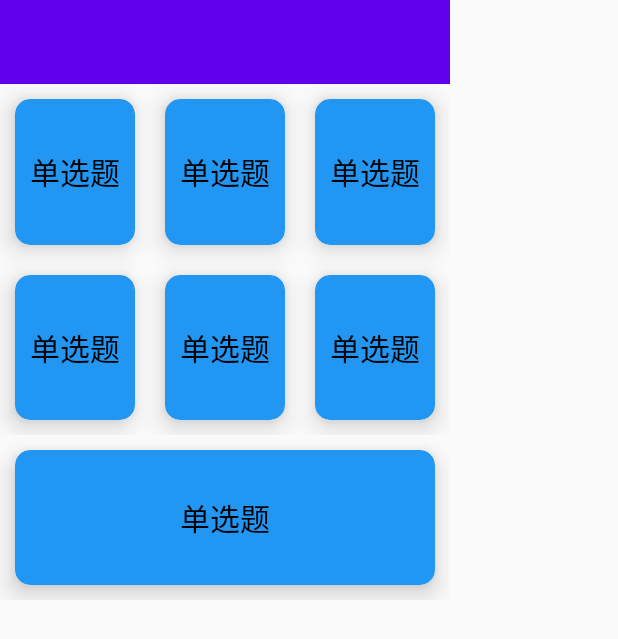
After one commit to KAQSICE/TWTQuestionaire, an Android app: the layout questionaire_editor_type_selection_activity.xml on its own in the app's theme, with its tools: preview values and no code run, on a phone screen of 412 x 824 dp. The commit adds this screen. Shown: the top 639 px of the screen. Run offline under Robolectric (Android 15) with nearby library versions, the phone set to English and light mode, and no system bars.

Commit message:
加入了选择题目类型页面

```diff
--- a/app/build.gradle
+++ b/app/build.gradle
@@ -50,6 +50,7 @@ dependencies {
     implementation 'org.jetbrains.kotlinx:kotlinx-coroutines-android:1.3.5'
     implementation 'org.jetbrains.anko:anko:0.10.8'
     implementation 'cn.edu.twt.retrox:recyclerviewdsl:1.1.0'
+    implementation 'androidx.legacy:legacy-support-v4:1.0.0'
     testImplementation 'junit:junit:4.12'
     androidTestImplementation 'androidx.test.ext:junit:1.1.1'
     androidTestImplementation 'androidx.test.espresso:espresso-core:3.2.0'
--- a/app/src/main/AndroidManifest.xml
+++ b/app/src/main/AndroidManifest.xml
@@ -9,6 +9,10 @@
         android:roundIcon="@mipmap/ic_launcher_round"
         android:supportsRtl="true"
         android:theme="@style/AppTheme">
+        <activity android:name=".questionaire.editor.QuestionairePreviewActivity"></activity>
+        <activity
+            android:name=".questionaire.editor.QuestionaireTypeSelectionActivity"
+            android:theme="@style/DialogActivity" />
         <activity
             android:name=".questionaire.QuestionaireEditorActivity"
             android:theme="@style/Theme.AppCompat.Light.NoActionBar" />
--- a/app/src/main/java/com/tranced/twtquestionaire/questionaire/QuestionaireEditorActivity.kt
+++ b/app/src/main/java/com/tranced/twtquestionaire/questionaire/QuestionaireEditorActivity.kt
@@ -3,12 +3,18 @@ package com.tranced.twtquestionaire.questionaire
 import android.content.Intent
 import android.os.Bundle
 import android.view.Menu
+import android.view.View
+import android.widget.Toast
 import androidx.appcompat.app.AppCompatActivity
 import androidx.appcompat.widget.Toolbar
 import androidx.recyclerview.widget.LinearLayoutManager
 import androidx.recyclerview.widget.RecyclerView
+import cn.edu.twt.retrox.recyclerviewdsl.ItemAdapter
+import cn.edu.twt.retrox.recyclerviewdsl.ItemManager
 import cn.edu.twt.retrox.recyclerviewdsl.withItems
 import com.tranced.twtquestionaire.R
+import com.tranced.twtquestionaire.questionaire.editor.AddItemButton
+import com.tranced.twtquestionaire.questionaire.editor.QuestionaireTypeSelectionActivity
 import com.tranced.twtquestionaire.questionaire.editor.addAddItemButton
 import com.tranced.twtquestionaire.questionaire.editor.addInfo
 import java.util.*
@@ -17,6 +23,7 @@ class QuestionaireEditorActivity : AppCompatActivity() {
     private lateinit var toolbar: Toolbar
     private lateinit var itemList: RecyclerView
     private lateinit var questionaire: Questionaire
+    private lateinit var itemManager: ItemManager
 
     override fun onCreate(savedInstanceState: Bundle?) {
         super.onCreate(savedInstanceState)
@@ -39,7 +46,7 @@ class QuestionaireEditorActivity : AppCompatActivity() {
 
     private fun getQuestionaireInfo() {
         questionaire = Questionaire(
-            intent.getStringExtra("title"),
+            intent.getStringExtra("title")!!,
             intent.getStringExtra("description"),
             intent.getSerializableExtra("beginDate") as Date?,
             intent.getSerializableExtra("endDate") as Date?
@@ -74,9 +81,32 @@ class QuestionaireEditorActivity : AppCompatActivity() {
             layoutManager = LinearLayoutManager(this@QuestionaireEditorActivity)
             withItems {
                 addInfo(questionaire.title, questionaire.description)
-                addAddItemButton()
-                this[adapter?.itemCount?.minus(1)!!].controller
+                itemManager = ItemManager(this)
+            }
+            adapter = ItemAdapter(itemManager)
+            itemManager.apply {
+                refreshAddItemButton(this)
             }
         }
     }
+
+    private fun refreshAddItemButton(itemManager: ItemManager) {
+        itemManager.apply {
+            addAddItemButton(View.OnClickListener {
+                if (last() is AddItemButton) {
+                    val intent = Intent(
+                        this@QuestionaireEditorActivity,
+                        QuestionaireTypeSelectionActivity::class.java
+                    )
+                    intent.addFlags(Intent.FLAG_ACTIVITY_SINGLE_TOP)
+                    startActivity(intent)
+                    Toast.makeText(baseContext, "我就弹个窗试试", Toast.LENGTH_SHORT).show()
+                    removeAt(size - 1)
+                    //TODO: 这里添加对应item
+                    refreshAddItemButton(itemManager)
+                }
+            })
+        }
+    }
+
 }
--- a/app/src/main/java/com/tranced/twtquestionaire/questionaire/editor/AddItemButton.kt
+++ b/app/src/main/java/com/tranced/twtquestionaire/questionaire/editor/AddItemButton.kt
@@ -9,11 +9,14 @@ import cn.edu.twt.retrox.recyclerviewdsl.Item
 import cn.edu.twt.retrox.recyclerviewdsl.ItemController
 import com.tranced.twtquestionaire.R
 
-class AddItemButton : Item {
+class AddItemButton(val onClickListener: View.OnClickListener) : Item {
+
     companion object AddItemButtonController : ItemController {
         override fun onBindViewHolder(holder: RecyclerView.ViewHolder, item: Item) {
             holder as AddItemButtonViewHolder
             item as AddItemButton
+            holder.itemView.setOnClickListener(item.onClickListener)
+            holder.button.setOnClickListener(item.onClickListener)
         }
 
         override fun onCreateViewHolder(parent: ViewGroup): RecyclerView.ViewHolder {
@@ -31,4 +34,5 @@ class AddItemButton : Item {
         RecyclerView.ViewHolder(itemView)
 }
 
-fun MutableList<Item>.addAddItemButton() = add(AddItemButton())
+fun MutableList<Item>.addAddItemButton(onClickListener: View.OnClickListener) =
+    add(AddItemButton(onClickListener))
--- /dev/null
+++ b/app/src/main/java/com/tranced/twtquestionaire/questionaire/editor/QuestionairePreviewActivity.kt
@@ -0,0 +1,13 @@
+package com.tranced.twtquestionaire.questionaire.editor
+
+import android.os.Bundle
+import androidx.appcompat.app.AppCompatActivity
+import com.tranced.twtquestionaire.R
+
+class QuestionairePreviewActivity : AppCompatActivity() {
+
+    override fun onCreate(savedInstanceState: Bundle?) {
+        super.onCreate(savedInstanceState)
+        setContentView(R.layout.questionaire_preview_activity)
+    }
+}
--- /dev/null
+++ b/app/src/main/java/com/tranced/twtquestionaire/questionaire/editor/QuestionaireTypeSelectionActivity.kt
@@ -0,0 +1,27 @@
+package com.tranced.twtquestionaire.questionaire.editor
+
+import android.os.Bundle
+import android.view.Display
+import androidx.appcompat.app.AppCompatActivity
+import androidx.appcompat.widget.Toolbar
+import com.tranced.twtquestionaire.R
+
+class QuestionaireTypeSelectionActivity : AppCompatActivity() {
+    private lateinit var toolbar: Toolbar
+    private lateinit var display: Display
+
+    override fun onCreate(savedInstanceState: Bundle?) {
+        super.onCreate(savedInstanceState)
+        setContentView(R.layout.questionaire_editor_type_selection_activity)
+        toolbar = findViewById(R.id.common_toolbar)
+        toolbar.title = "添加题目"
+        setSupportActionBar(toolbar)
+        supportActionBar?.apply {
+            setHomeButtonEnabled(true)
+            setDisplayHomeAsUpEnabled(true)
+        }
+        toolbar.setNavigationOnClickListener {
+            finish()
+        }
+    }
+}
--- a/app/src/main/res/layout/questionaire_editor_activity.xml
+++ b/app/src/main/res/layout/questionaire_editor_activity.xml
@@ -4,6 +4,7 @@
     xmlns:tools="http://schemas.android.com/tools"
     android:layout_width="match_parent"
     android:layout_height="match_parent"
+    android:background="@color/default_background_color"
     tools:context=".questionaire.QuestionaireEditorActivity">
 
     <include
--- /dev/null
+++ b/app/src/main/res/layout/questionaire_editor_type_selection_activity.xml
@@ -0,0 +1,190 @@
+<?xml version="1.0" encoding="utf-8"?>
+<androidx.constraintlayout.widget.ConstraintLayout xmlns:android="http://schemas.android.com/apk/res/android"
+    xmlns:app="http://schemas.android.com/apk/res-auto"
+    android:layout_width="300dp"
+    android:layout_height="400dp">
+
+    <include
+        android:id="@+id/questionaire_editor_type_selection_toolbar"
+        layout="@layout/common_toolbar" />
+
+    <androidx.constraintlayout.widget.ConstraintLayout
+        android:id="@+id/questionaire_editor_type_selection_set"
+        android:layout_width="match_parent"
+        android:layout_height="0dp"
+        app:layout_constraintBottom_toTopOf="@id/questionaire_editor_type_selection_import"
+        app:layout_constraintTop_toBottomOf="@id/questionaire_editor_type_selection_toolbar">
+
+        <androidx.cardview.widget.CardView
+            android:id="@+id/questionaire_editor_type_selection_single"
+            android:layout_width="0dp"
+            android:layout_height="0dp"
+            android:layout_margin="10dp"
+            android:foreground="?attr/selectableItemBackground"
+            app:cardBackgroundColor="@color/main_card_background"
+            app:cardCornerRadius="10dp"
+            app:cardElevation="10dp"
+            app:layout_constraintBottom_toTopOf="@id/questionaire_editor_type_selection_paragraph"
+            app:layout_constraintLeft_toLeftOf="parent"
+            app:layout_constraintRight_toLeftOf="@id/questionaire_editor_type_selection_multiple"
+            app:layout_constraintTop_toTopOf="parent">
+
+            <TextView
+                android:layout_width="wrap_content"
+                android:layout_height="wrap_content"
+                android:layout_gravity="center"
+                android:text="@string/questionaire_editor_type_selection_single"
+                android:textColor="@color/main_text"
+                android:textSize="20sp" />
+
+        </androidx.cardview.widget.CardView>
+
+        <androidx.cardview.widget.CardView
+            android:id="@+id/questionaire_editor_type_selection_multiple"
+            android:layout_width="0dp"
+            android:layout_height="0dp"
+            android:layout_margin="10dp"
+            android:foreground="?attr/selectableItemBackground"
+            app:cardBackgroundColor="@color/main_card_background"
+            app:cardCornerRadius="10dp"
+            app:cardElevation="10dp"
+            app:layout_constraintBottom_toTopOf="@id/questionaire_editor_type_selection_score"
+            app:layout_constraintLeft_toRightOf="@id/questionaire_editor_type_selection_single"
+            app:layout_constraintRight_toLeftOf="@id/questionaire_editor_type_selection_blank"
+            app:layout_constraintTop_toTopOf="parent">
+
+            <TextView
+                android:layout_width="wrap_content"
+                android:layout_height="wrap_content"
+                android:layout_gravity="center"
+                android:text="@string/questionaire_editor_type_selection_single"
+                android:textColor="@color/main_text"
+                android:textSize="20sp" />
+
+        </androidx.cardview.widget.CardView>
+
+        <androidx.cardview.widget.CardView
+            android:id="@+id/questionaire_editor_type_selection_blank"
+            android:layout_width="0dp"
+            android:layout_height="0dp"
+            android:layout_margin="10dp"
+            android:foreground="?attr/selectableItemBackground"
+            app:cardBackgroundColor="@color/main_card_background"
+            app:cardCornerRadius="10dp"
+            app:cardElevation="10dp"
+            app:layout_constraintBottom_toTopOf="@id/questionaire_editor_type_selection_sort"
+            app:layout_constraintLeft_toRightOf="@id/questionaire_editor_type_selection_multiple"
+            app:layout_constraintRight_toRightOf="parent"
+            app:layout_constraintTop_toTopOf="parent">
+
+            <TextView
+                android:layout_width="wrap_content"
+                android:layout_height="wrap_content"
+                android:layout_gravity="center"
+                android:text="@string/questionaire_editor_type_selection_single"
+                android:textColor="@color/main_text"
+                android:textSize="20sp" />
+
+        </androidx.cardview.widget.CardView>
+
+        <androidx.cardview.widget.CardView
+            android:id="@+id/questionaire_editor_type_selection_paragraph"
+            android:layout_width="0dp"
+            android:layout_height="0dp"
+            android:layout_margin="10dp"
+            android:foreground="?attr/selectableItemBackground"
+            app:cardBackgroundColor="@color/main_card_background"
+            app:cardCornerRadius="10dp"
+            app:cardElevation="10dp"
+            app:layout_constraintBottom_toBottomOf="parent"
+            app:layout_constraintLeft_toLeftOf="parent"
+            app:layout_constraintRight_toLeftOf="@id/questionaire_editor_type_selection_score"
+            app:layout_constraintTop_toBottomOf="@id/questionaire_editor_type_selection_single">
+
+            <TextView
+                android:layout_width="wrap_content"
+                android:layout_height="wrap_content"
+                android:layout_gravity="center"
+                android:text="@string/questionaire_editor_type_selection_single"
+                android:textColor="@color/main_text"
+                android:textSize="20sp" />
+
+        </androidx.cardview.widget.CardView>
+
+        <androidx.cardview.widget.CardView
+            android:id="@+id/questionaire_editor_type_selection_score"
+            android:layout_width="0dp"
+            android:layout_height="0dp"
+            android:layout_margin="10dp"
+            android:foreground="?attr/selectableItemBackground"
+            app:cardBackgroundColor="@color/main_card_background"
+            app:cardCornerRadius="10dp"
+            app:cardElevation="10dp"
+            app:layout_constraintBottom_toBottomOf="parent"
+            app:layout_constraintLeft_toRightOf="@id/questionaire_editor_type_selection_paragraph"
+            app:layout_constraintRight_toLeftOf="@id/questionaire_editor_type_selection_sort"
+            app:layout_constraintTop_toBottomOf="@id/questionaire_editor_type_selection_multiple">
+
+            <TextView
+                android:layout_width="wrap_content"
+                android:layout_height="wrap_content"
+                android:layout_gravity="center"
+                android:text="@string/questionaire_editor_type_selection_single"
+                android:textColor="@color/main_text"
+                android:textSize="20sp" />
+
+        </androidx.cardview.widget.CardView>
+
+        <androidx.cardview.widget.CardView
+            android:id="@+id/questionaire_editor_type_selection_sort"
+            android:layout_width="0dp"
+            android:layout_height="0dp"
+            android:layout_margin="10dp"
+            android:foreground="?attr/selectableItemBackground"
+            app:cardBackgroundColor="@color/main_card_background"
+            app:cardCornerRadius="10dp"
+            app:cardElevation="10dp"
+            app:layout_constraintBottom_toBottomOf="parent"
+            app:layout_constraintLeft_toRightOf="@id/questionaire_editor_type_selection_score"
+            app:layout_constraintRight_toRightOf="parent"
+            app:layout_constraintTop_toBottomOf="@id/questionaire_editor_type_selection_blank">
+
+            <TextView
+                android:layout_width="wrap_content"
+                android:layout_height="wrap_content"
+                android:layout_gravity="center"
+                android:text="@string/questionaire_editor_type_selection_single"
+                android:textColor="@color/main_text"
+                android:textSize="20sp" />
+
+        </androidx.cardview.widget.CardView>
+
+
+    </androidx.constraintlayout.widget.ConstraintLayout>
+
+    <androidx.cardview.widget.CardView
+        android:id="@+id/questionaire_editor_type_selection_import"
+        android:layout_width="0dp"
+        android:layout_height="wrap_content"
+        android:layout_margin="10dp"
+        android:foreground="?attr/selectableItemBackground"
+        app:cardBackgroundColor="@color/main_card_background"
+        app:cardCornerRadius="10dp"
+        app:cardElevation="10dp"
+        app:layout_constraintBottom_toBottomOf="parent"
+        app:layout_constraintLeft_toLeftOf="parent"
+        app:layout_constraintRight_toRightOf="parent"
+        app:layout_constraintTop_toBottomOf="@id/questionaire_editor_type_selection_set">
+
+        <TextView
+            android:layout_width="wrap_content"
+            android:layout_height="wrap_content"
+            android:layout_gravity="center"
+            android:layout_margin="30dp"
+            android:text="@string/questionaire_editor_type_selection_single"
+            android:textColor="@color/main_text"
+            android:textSize="20sp" />
+
+    </androidx.cardview.widget.CardView>
+
+</androidx.constraintlayout.widget.ConstraintLayout>
--- /dev/null
+++ b/app/src/main/res/layout/questionaire_preview_activity.xml
@@ -0,0 +1,8 @@
+<?xml version="1.0" encoding="utf-8"?>
+<androidx.constraintlayout.widget.ConstraintLayout xmlns:android="http://schemas.android.com/apk/res/android"
+    xmlns:tools="http://schemas.android.com/tools"
+    android:layout_width="match_parent"
+    android:layout_height="match_parent"
+    tools:context=".questionaire.editor.QuestionairePreviewActivity">
+
+</androidx.constraintlayout.widget.ConstraintLayout>
--- a/app/src/main/res/values/strings.xml
+++ b/app/src/main/res/values/strings.xml
@@ -18,4 +18,11 @@
     <string name="new_questionaire_create_btn">创建问卷</string>
     <string name="questionaire_editor_toolbar_preview">预览</string>
     <string name="questionaire_editor_add_item_button">添加题目</string>
+    <string name="questionaire_editor_type_selection_single">单选题</string>
+    <string name="questionaire_editor_type_selection_multiple">多选题</string>
+    <string name="questionaire_editor_type_selection_blank">填空题</string>
+    <string name="questionaire_editor_type_selection_paragraph">段落题</string>
+
+    <!-- TODO: Remove or change this placeholder text -->
+    <string name="hello_blank_fragment">Hello blank fragment</string>
 </resources>
--- a/app/src/main/res/values/styles.xml
+++ b/app/src/main/res/values/styles.xml
@@ -8,4 +8,12 @@
         <item name="colorAccent">@color/colorAccent</item>
     </style>
 
+    <style name="DialogActivity" parent="Theme.AppCompat.Light.NoActionBar">
+        <item name="android:windowIsFloating">true</item>
+        <item name="android:windowIsTranslucent">true</item>
+        <item name="windowNoTitle">true</item>
+        <item name="android:windowCloseOnTouchOutside">false</item>
+        <item name="windowActionBar">false</item>
+    </style>
+
 </resources>
```
Also changed, not shown: app/src/main/res/values/dimens.xml (renamed from app/src/main/res/values/dimen.xml).
